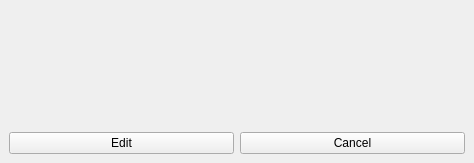
Old version of the form Client/infowidget.ui in the repository emanuelemanciuria96/CollaborativePad_ClientServerSystem.
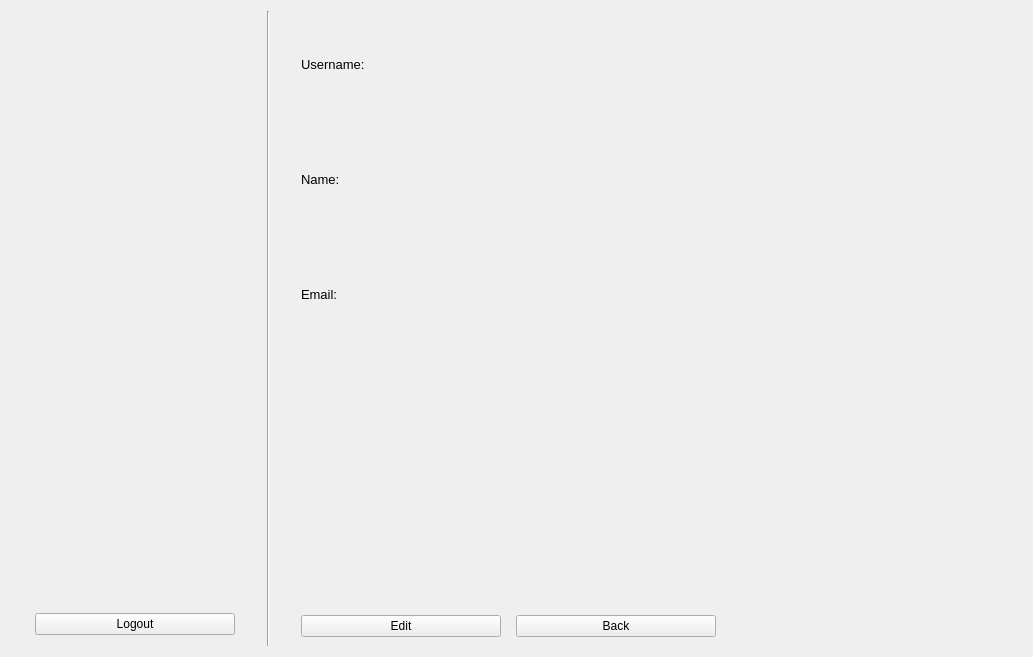
New version of the form.

Commit message: InfoWidget come centralWidget e altre modifiche

The edit to the form file:
```diff
--- a/Client/infowidget.ui
+++ b/Client/infowidget.ui
@@ -1,41 +1,75 @@
 <?xml version="1.0" encoding="UTF-8"?>
 <ui version="4.0">
  <class>InfoWidget</class>
- <widget class="QMainWindow" name="InfoWidget">
+ <widget class="QWidget" name="InfoWidget">
   <property name="geometry">
    <rect>
     <x>0</x>
     <y>0</y>
-    <width>474</width>
-    <height>163</height>
+    <width>1033</width>
+    <height>657</height>
    </rect>
   </property>
   <property name="windowTitle">
    <string>User info</string>
   </property>
-  <widget class="QWidget" name="centralwidget">
-   <layout class="QVBoxLayout" name="verticalLayout_3">
-    <item>
-     <layout class="QVBoxLayout" name="verticalLayout_2">
-      <item>
        <layout class="QHBoxLayout" name="horizontalLayout">
         <item>
+    <widget class="QWidget" name="verticalWidget" native="true">
+     <property name="sizePolicy">
+      <sizepolicy hsizetype="Preferred" vsizetype="Preferred">
+       <horstretch>0</horstretch>
+       <verstretch>0</verstretch>
+      </sizepolicy>
+     </property>
+     <property name="minimumSize">
+      <size>
+       <width>250</width>
+       <height>250</height>
+      </size>
+     </property>
+     <property name="maximumSize">
+      <size>
+       <width>200</width>
+       <height>16777215</height>
+      </size>
+     </property>
+     <layout class="QVBoxLayout" name="verticalLayout" stretch="0,0,0">
+      <property name="spacing">
+       <number>7</number>
+      </property>
+      <property name="sizeConstraint">
+       <enum>QLayout::SetDefaultConstraint</enum>
+      </property>
+      <property name="rightMargin">
+       <number>11</number>
+      </property>
+      <property name="bottomMargin">
+       <number>11</number>
+      </property>
+      <item alignment="Qt::AlignHCenter">
          <widget class="QLabel" name="imageLabel">
-          <property name="enabled">
-           <bool>true</bool>
+        <property name="sizePolicy">
+         <sizepolicy hsizetype="Preferred" vsizetype="Maximum">
+          <horstretch>0</horstretch>
+          <verstretch>1</verstretch>
+         </sizepolicy>
           </property>
           <property name="minimumSize">
            <size>
-            <width>100</width>
-            <height>100</height>
+          <width>20</width>
+          <height>20</height>
            </size>
           </property>
           <property name="maximumSize">
            <size>
-            <width>100</width>
-            <height>100</height>
-           </size>
-          </property>
+          <width>200</width>
+          <height>200</height>
+         </size>
+        </property>
+        <property name="frameShape">
+         <enum>QFrame::NoFrame</enum>
+        </property>
           <property name="text">
            <string/>
           </property>
@@ -45,93 +79,203 @@
          </widget>
         </item>
         <item>
-         <layout class="QVBoxLayout" name="verticalLayout">
-          <property name="spacing">
-           <number>0</number>
-          </property>
+       <spacer name="verticalSpacer">
+        <property name="orientation">
+         <enum>Qt::Vertical</enum>
+        </property>
+        <property name="sizeHint" stdset="0">
+         <size>
+          <width>20</width>
+          <height>40</height>
+         </size>
+        </property>
+       </spacer>
+      </item>
+      <item alignment="Qt::AlignHCenter">
+       <widget class="QPushButton" name="logoutButton">
+        <property name="sizePolicy">
+         <sizepolicy hsizetype="Minimum" vsizetype="Maximum">
+          <horstretch>0</horstretch>
+          <verstretch>1</verstretch>
+         </sizepolicy>
+        </property>
+        <property name="minimumSize">
+         <size>
+          <width>200</width>
+          <height>0</height>
+         </size>
+        </property>
+        <property name="maximumSize">
+         <size>
+          <width>200</width>
+          <height>16777215</height>
+         </size>
+        </property>
+        <property name="text">
+         <string>Logout</string>
+        </property>
+       </widget>
+      </item>
+     </layout>
+    </widget>
+   </item>
+   <item>
+    <widget class="Line" name="line">
+     <property name="orientation">
+      <enum>Qt::Vertical</enum>
+     </property>
+    </widget>
+   </item>
+   <item>
+    <widget class="QWidget" name="verticalWidget_2" native="true">
+     <property name="minimumSize">
+      <size>
+       <width>500</width>
+       <height>500</height>
+      </size>
+     </property>
+     <layout class="QVBoxLayout" name="verticalLayout_2">
           <property name="leftMargin">
-           <number>0</number>
-          </property>
-          <property name="topMargin">
-           <number>0</number>
-          </property>
-          <property name="rightMargin">
-           <number>0</number>
-          </property>
-          <property name="bottomMargin">
-           <number>0</number>
-          </property>
-          <item>
+       <number>25</number>
+      </property>
+      <item alignment="Qt::AlignBottom">
+       <widget class="QLabel" name="label_3">
+        <property name="styleSheet">
+         <string notr="true">font: 10pt</string>
+        </property>
+        <property name="text">
+         <string>Username:</string>
+        </property>
+       </widget>
+      </item>
+      <item alignment="Qt::AlignVCenter">
            <widget class="QLabel" name="nicknameLabel">
-            <property name="font">
-             <font>
-              <pointsize>10</pointsize>
-             </font>
+        <property name="styleSheet">
+         <string notr="true">font: 12pt</string>
             </property>
             <property name="text">
              <string/>
             </property>
-            <property name="margin">
-             <number>0</number>
-            </property>
-           </widget>
-          </item>
-          <item>
+       </widget>
+      </item>
+      <item alignment="Qt::AlignBottom">
+       <widget class="QLabel" name="label_5">
+        <property name="styleSheet">
+         <string notr="true">font: 10pt</string>
+        </property>
+        <property name="text">
+         <string>Name:</string>
+        </property>
+       </widget>
+      </item>
+      <item alignment="Qt::AlignVCenter">
            <widget class="QLabel" name="nameLabel">
-            <property name="font">
-             <font>
-              <pointsize>10</pointsize>
-             </font>
+        <property name="styleSheet">
+         <string notr="true">font: 12pt</string>
             </property>
             <property name="text">
              <string/>
             </property>
-            <property name="margin">
-             <number>0</number>
-            </property>
-           </widget>
-          </item>
-          <item>
+       </widget>
+      </item>
+      <item alignment="Qt::AlignBottom">
+       <widget class="QLabel" name="label_7">
+        <property name="styleSheet">
+         <string notr="true">font: 10pt</string>
+        </property>
+        <property name="text">
+         <string>Email:</string>
+        </property>
+       </widget>
+      </item>
+      <item alignment="Qt::AlignVCenter">
            <widget class="QLabel" name="emailLabel">
-            <property name="font">
-             <font>
-              <pointsize>10</pointsize>
-             </font>
+        <property name="styleSheet">
+         <string notr="true">font: 12pt</string>
             </property>
             <property name="text">
              <string/>
             </property>
-            <property name="margin">
-             <number>0</number>
-            </property>
-           </widget>
-          </item>
-         </layout>
-        </item>
-       </layout>
+       </widget>
+      </item>
+      <item>
+       <spacer name="verticalSpacer_2">
+        <property name="orientation">
+         <enum>Qt::Vertical</enum>
+        </property>
+        <property name="sizeType">
+         <enum>QSizePolicy::Minimum</enum>
+        </property>
+        <property name="sizeHint" stdset="0">
+         <size>
+          <width>60</width>
+          <height>250</height>
+         </size>
+        </property>
+       </spacer>
       </item>
       <item>
        <layout class="QHBoxLayout" name="horizontalLayout_2">
+        <property name="spacing">
+         <number>15</number>
+        </property>
         <item>
          <widget class="QPushButton" name="editButton">
+          <property name="minimumSize">
+           <size>
+            <width>200</width>
+            <height>0</height>
+           </size>
+          </property>
+          <property name="maximumSize">
+           <size>
+            <width>200</width>
+            <height>16777215</height>
+           </size>
+          </property>
           <property name="text">
            <string>Edit</string>
           </property>
          </widget>
         </item>
         <item>
-         <widget class="QPushButton" name="cancelButton">
+         <widget class="QPushButton" name="backButton">
+          <property name="minimumSize">
+           <size>
+            <width>200</width>
+            <height>0</height>
+           </size>
+          </property>
+          <property name="maximumSize">
+           <size>
+            <width>200</width>
+            <height>16777215</height>
+           </size>
+          </property>
           <property name="text">
-           <string>Cancel</string>
+           <string>Back</string>
           </property>
          </widget>
         </item>
-       </layout>
+        <item>
+         <spacer name="horizontalSpacer">
+          <property name="orientation">
+           <enum>Qt::Horizontal</enum>
+          </property>
+          <property name="sizeHint" stdset="0">
+           <size>
+            <width>40</width>
+            <height>20</height>
+           </size>
+          </property>
+         </spacer>
       </item>
      </layout>
     </item>
    </layout>
   </widget>
+   </item>
+  </layout>
  </widget>
  <resources/>
  <connections/>
```
Left out of the diff: 5 changed lines with no effect on the pictures. Lines whose indentation alone changed are shown as unchanged. The commit also changes 11 other files.
